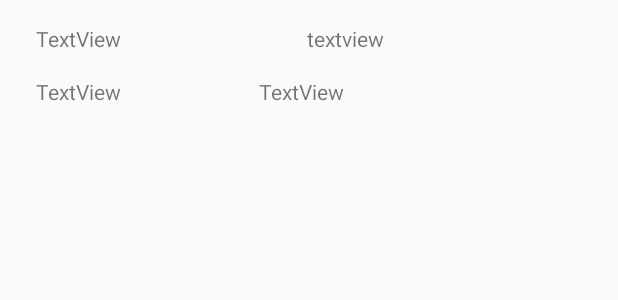
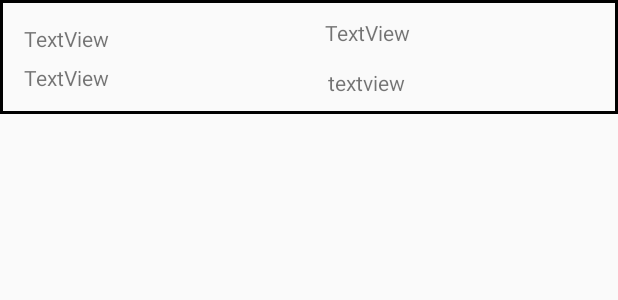
Before and after one commit to brad-mccarthy/spotify-jukebox, an Android app: the layout queue_row.xml on its own in the app's theme, with its tools: preview values and no code run, on a phone screen of 412 x 824 dp. Shown: the top 300 px of the screen. Run offline under Robolectric (Android 15) with nearby library versions, the phone set to English and light mode, and no system bars.

Commit message:
add previous button functionality and player state subscription, add text scrolling to queue

```diff
--- a/app/src/main/java/com/example/jukebox/activity/QueueActivity.java
+++ b/app/src/main/java/com/example/jukebox/activity/QueueActivity.java
@@ -34,7 +34,6 @@ public class QueueActivity extends AppCompatActivity {
         FloatingActionButton fab = findViewById(R.id.fab);
         fab.setOnClickListener(view -> startSongSearchActivity());
 
-        Button playButton = findViewById(R.id.play_button);
         setupRecyclerView();
     }
 
--- a/app/src/main/java/com/example/jukebox/adapter/QueueAdapter.java
+++ b/app/src/main/java/com/example/jukebox/adapter/QueueAdapter.java
@@ -46,6 +46,11 @@ public class QueueAdapter extends FirestoreRecyclerAdapter<Song, QueueAdapter.Qu
             this.username = v.findViewById(R.id.queue_username);
             this.albumName = v.findViewById(R.id.queue_album_name);
             this.artistNames = v.findViewById(R.id.queue_artist_names);
+
+            songName.setSelected(true);
+            username.setSelected(true);
+            albumName.setSelected(true);
+            artistNames.setSelected(true);
         }
 
         void bind(Song song) {
--- /dev/null
+++ b/app/src/main/res/drawable/rectangle_with_rounded_border.xml
@@ -0,0 +1,7 @@
+<?xml version="1.0" encoding="utf-8"?>
+<shape xmlns:android="http://schemas.android.com/apk/res/android"
+    android:shape="rectangle" >
+    <stroke
+        android:width="2dp"
+        android:color="#000000" />
+</shape>
--- a/app/src/main/res/layout/queue_row.xml
+++ b/app/src/main/res/layout/queue_row.xml
@@ -1,48 +1,89 @@
 <?xml version="1.0" encoding="utf-8"?>
-<androidx.constraintlayout.widget.ConstraintLayout
-    xmlns:android="http://schemas.android.com/apk/res/android"
+<androidx.constraintlayout.widget.ConstraintLayout xmlns:android="http://schemas.android.com/apk/res/android"
     xmlns:app="http://schemas.android.com/apk/res-auto"
     xmlns:tools="http://schemas.android.com/tools"
     android:layout_width="match_parent"
-    android:layout_height="wrap_content">
+    android:layout_height="wrap_content"
+    android:background="@drawable/rectangle_with_rounded_border">
 
     <TextView
         android:id="@+id/queue_artist_names"
-        android:layout_width="wrap_content"
-        android:layout_height="wrap_content"
-        android:layout_marginStart="92dp"
-        android:layout_marginTop="16dp"
+        android:layout_width="179dp"
+        android:layout_height="21dp"
+        android:layout_marginStart="11dp"
+        android:layout_marginTop="12dp"
+        android:layout_marginEnd="16dp"
+        android:ellipsize="marquee"
+        android:gravity="start"
+        android:marqueeRepeatLimit="marquee_forever"
+        android:singleLine="true"
         android:text="TextView"
-        app:layout_constraintStart_toEndOf="@+id/queue_album_name"
-        app:layout_constraintTop_toBottomOf="@+id/queue_username" />
+        android:textAppearance="@style/TextAppearance.AppCompat.Small"
+        app:layout_constraintEnd_toEndOf="parent"
+        app:layout_constraintStart_toEndOf="@+id/divider"
+        app:layout_constraintTop_toTopOf="parent" />
 
     <TextView
         android:id="@+id/queue_album_name"
-        android:layout_width="wrap_content"
-        android:layout_height="wrap_content"
-        android:layout_marginStart="24dp"
-        android:layout_marginTop="16dp"
+        android:layout_width="171dp"
+        android:layout_height="20dp"
+        android:layout_marginStart="16dp"
+        android:layout_marginTop="8dp"
+        android:layout_marginEnd="16dp"
+        android:ellipsize="marquee"
+        android:gravity="start"
+        android:marqueeRepeatLimit="marquee_forever"
+        android:singleLine="true"
         android:text="TextView"
+        app:layout_constraintEnd_toStartOf="@+id/divider"
+        app:layout_constraintHorizontal_bias="0.0"
         app:layout_constraintStart_toStartOf="parent"
         app:layout_constraintTop_toBottomOf="@+id/queue_song_name" />
 
     <TextView
         android:id="@+id/queue_song_name"
-        android:layout_width="wrap_content"
-        android:layout_height="wrap_content"
-        android:layout_marginStart="24dp"
+        android:layout_width="171dp"
+        android:layout_height="18dp"
+        android:layout_marginStart="16dp"
         android:layout_marginTop="16dp"
+        android:layout_marginEnd="16dp"
+        android:ellipsize="marquee"
+        android:gravity="start"
+        android:marqueeRepeatLimit="marquee_forever"
+        android:singleLine="true"
         android:text="TextView"
+        app:layout_constraintEnd_toStartOf="@+id/divider"
+        app:layout_constraintHorizontal_bias="0.0"
         app:layout_constraintStart_toStartOf="parent"
         app:layout_constraintTop_toTopOf="parent" />
 
     <TextView
         android:id="@+id/queue_username"
-        android:layout_width="wrap_content"
-        android:layout_height="wrap_content"
-        android:layout_marginStart="124dp"
-        android:layout_marginTop="16dp"
+        android:layout_width="177dp"
+        android:layout_height="17dp"
+        android:layout_marginStart="16dp"
+        android:layout_marginTop="12dp"
+        android:layout_marginEnd="16dp"
+        android:ellipsize="marquee"
+        android:gravity="start"
+        android:marqueeRepeatLimit="marquee_forever"
+        android:singleLine="true"
         android:text="textview"
-        app:layout_constraintStart_toEndOf="@+id/queue_song_name"
-        app:layout_constraintTop_toTopOf="parent" />
+        app:layout_constraintEnd_toEndOf="parent"
+        app:layout_constraintHorizontal_bias="1.0"
+        app:layout_constraintStart_toEndOf="@+id/divider"
+        app:layout_constraintTop_toBottomOf="@+id/queue_artist_names" />
+
+    <View
+        android:id="@+id/divider"
+        android:layout_width="1dp"
+        android:layout_height="76dp"
+        android:layout_marginStart="204dp"
+        android:background="?android:attr/listDivider"
+        android:visibility="invisible"
+        app:layout_constraintBottom_toBottomOf="parent"
+        app:layout_constraintStart_toStartOf="parent"
+        app:layout_constraintTop_toTopOf="parent"
+        app:layout_constraintVertical_bias="0.0" />
+
 </androidx.constraintlayout.widget.ConstraintLayout>
```
Also changed, not shown: app/src/main/java/com/example/jukebox/activity/PlayerActivity.java (+80 -10 lines), app/src/main/java/com/example/jukebox/utils/FirebasePartyHelper.java (+0 -7 lines), app/src/main/res/layout/activity_player.xml (+10 -0 lines), app/src/main/res/layout/activity_queue.xml (+0 -9 lines).
